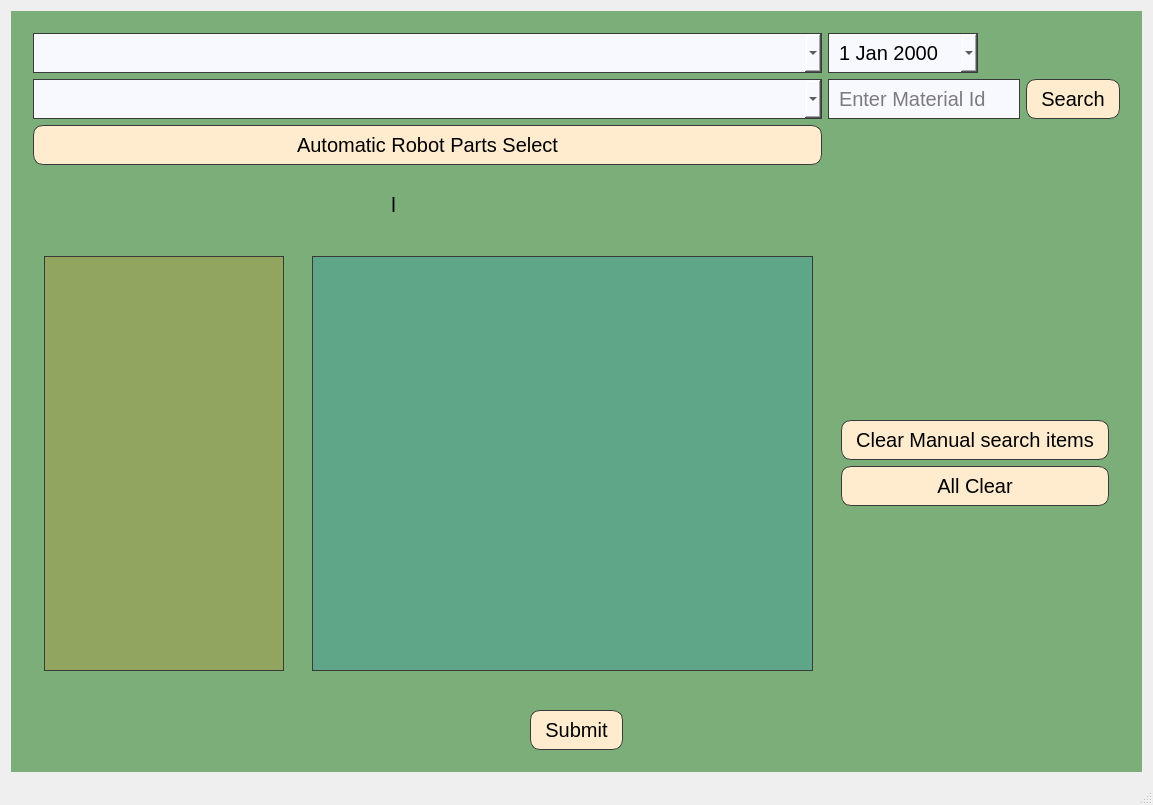
TwIntern24/autoPurchase, file autopurchase.ui: the form before one commit.
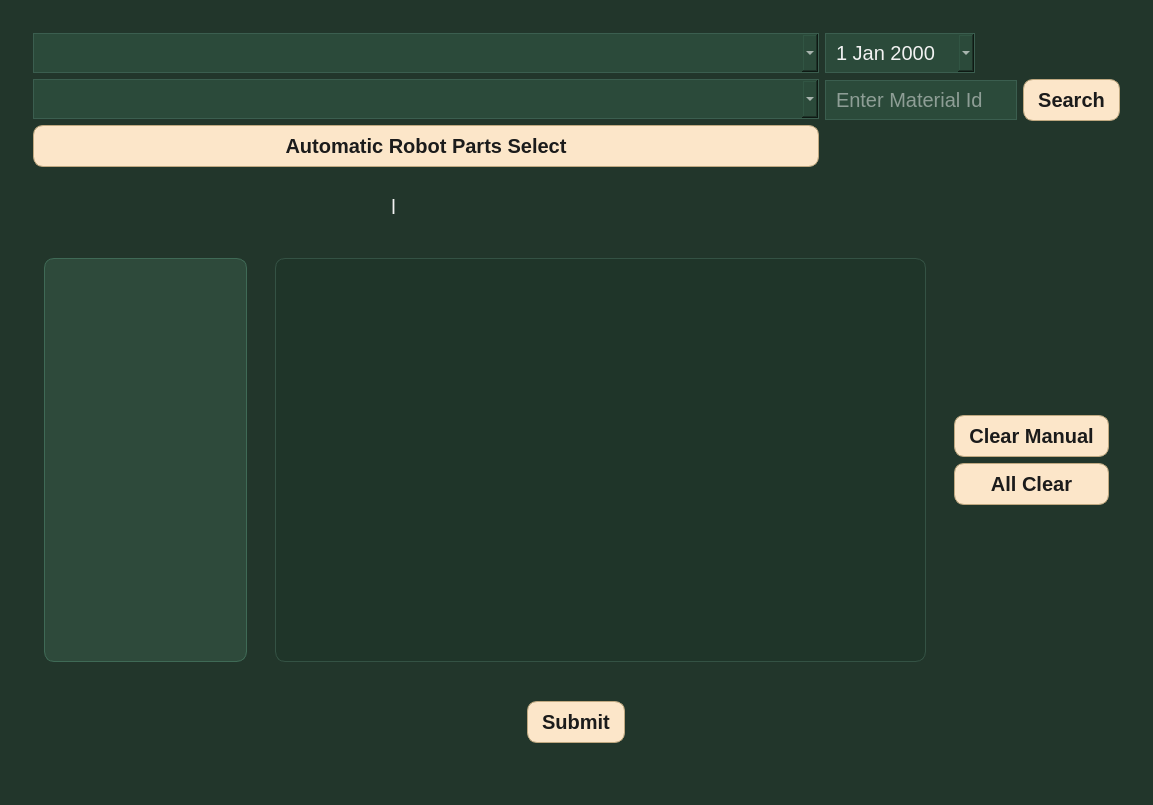
The form after the commit.

```diff
--- a/autopurchase.ui
+++ b/autopurchase.ui
@@ -14,7 +14,113 @@
    <string>AutoPurchase</string>
   </property>
   <property name="styleSheet">
-   <string notr="true"/>
+   <string notr="true">QWidget {
+    background-color: #22362B;
+    color: #F2F2F2;
+    font-size: 15pt;
+}
+
+QLineEdit, QComboBox, QDateEdit, QSpinBox {
+    background-color: #2B4A3A;
+    border: 1px solid #3B5E4F;
+    padding: 6px 8px;
+    selection-background-color: #C9A227;  /* gold */
+    selection-color: #1B1B1B;
+}
+
+QLineEdit:focus, QComboBox:focus, QDateEdit:focus, QSpinBox:focus {
+    border: 1px solid #C9A227;
+}
+
+QPushButton {
+    background-color: #FCE6C9;
+    color: #1B1B1B;
+    border: 1px solid #BFA880;
+    border-radius: 10px;
+    padding: 8px 14px;
+    font-weight: 600;
+}
+
+QPushButton:hover {
+    background-color: #EFD4A8;
+}
+
+QPushButton:pressed {
+    background-color: #D8BE92;
+}
+
+QPushButton:disabled {
+    background-color: #6E746F;
+    color: #2B2E2E;
+    border-color: #555;
+}
+
+QListWidget {
+    background-color: #2E4A3B;   /* lighter */
+    border: 1px solid #3F6A56;
+    border-radius: 10px;
+}
+QListWidget::item:selected {
+    background-color: #7FAF96;
+    color: #102018;
+}
+
+ QTableWidget {
+    background-color: #1F3529;   /* darker */
+    alternate-background-color: #243F31;
+    border: 1px solid #345244;
+    border-radius: 10px;
+   gridline-color: #3F6A56;
+}
+
+QTableWidget::item:selected {
+    background-color: #C9A227;   /* gold highlight */
+    color: #1B1B1B;
+}
+
+QHeaderView::section {
+    background-color: #48a85a;
+    color: #F2F2F2;
+    padding: 4px 8px;
+}
+
+QTableWidget::item:selected, QListWidget::item:selected {
+    background-color: #C9A227;
+    color: #1B1B1B;
+}
+
+QComboBox QAbstractItemView {
+    background-color: #22362B;
+    color: #F2F2F2;
+    selection-background-color: #C9A227;
+    selection-color: #1B1B1B;
+    border: 1px solid #345244;
+    outline: 0;
+}
+
+QScrollBar {
+    background: #869686;
+}
+
+QScrollBar:vertical {
+    background: #869686;
+}
+
+QScrollBar:horizontal {
+    background: #869686;
+}
+
+/* Scrollbar track (the grey background area) */
+QScrollBar::add-page:vertical,
+QScrollBar::sub-page:vertical {
+    background: #869686;   /* same as window bg */
+}
+
+QScrollBar::add-page:horizontal,
+QScrollBar::sub-page:horizontal {
+    background: #869686;
+}
+</string>
   </property>
   <widget class="QWidget" name="centralWidget">
    <property name="styleSheet">
@@ -25,15 +131,17 @@
      <widget class="QWidget" name="mainContainer" native="true">
       <property name="styleSheet">
        <string notr="true">QWidget {
-    background-color: #7cae7a;
-    color: #000000;
+    background-color: #22362B;
+    color: #F2F2F2;
     font-size: 15pt;
 }
 
-QLineEdit, QComboBox, QDateEdit {
-    background-color: #F8F8FF;
-    border: 1px solid #3a3a3a;
+QLineEdit, QComboBox, QDateEdit, QSpinBox {
+    background-color: #2B4A3A;
+    border: 1px solid #3B5E4F;
     padding: 6px 8px;
+    selection-background-color: #C9A227;  /* gold */
+    selection-color: #1B1B1B;
 }
 
 QLineEdit:focus, QComboBox:focus, QDateEdit:focus {
@@ -41,10 +149,12 @@
 }
 
 QPushButton {
-    background-color: #FFEBCD;
-    border: 1px solid #3a3a3a;
+    background-color: #FCE6C9;
+    color: #1B1B1B;
+    border: 1px solid #BFA880;
     border-radius: 10px;
-    padding: 7px 14px;
+    padding: 8px 14px;
+    font-weight: 600;
 }
 
 QPushButton:hover {
@@ -56,37 +166,77 @@
 }
 
 QPushButton:disabled {
-    background-color: #888888;
-    color: #000000;
+    background-color: #6E746F;
+    color: #2B2E2E;
+    border-color: #555;
 }
 
 QListWidget {
-    background-color: #91a55f;
-    border: 1px solid #3a3a3a;
+    background-color: #2E4A3B;   /* lighter */
+    border: 1px solid #3F6A56;
+    border-radius: 10px;
+}
+QListWidget::item:selected {
+    background-color: #7FAF96;
+    color: #102018;
 }
 
  QTableWidget {
-    background-color: #5fa588;
-    border: 1px solid #3a3a3a;
+    background-color: #1F3529;   /* darker */
+    alternate-background-color: #243F31;
+    border: 1px solid #345244;
+    border-radius: 10px;
+   gridline-color: #3F6A56;
 }
 
-QScrollBar {
-    background: #6fa66e;
+QTableWidget::item:selected {
+    background-color: #C9A227;   /* gold highlight */
+    color: #1B1B1B;
 }
 
-QSpinBox{
-    background-color: #669984;
-    border: 1px solid #3a3a3a;
+QHeaderView::section {
+    background-color: #48a85a;
+    color: #F2F2F2;
+    padding: 4px 8px;
+}
+
+QTableWidget::item:selected, QListWidget::item:selected {
+    background-color: #C9A227;
+    color: #1B1B1B;
 }
 
 QComboBox QAbstractItemView {
-    background-color: #495549;
-    color: #ffffff;
-    selection-background-color: #323a58;
-    selection-color: white;
-    border: 1px solid #444;
+    background-color: #22362B;
+    color: #F2F2F2;
+    selection-background-color: #C9A227;
+    selection-color: #1B1B1B;
+    border: 1px solid #345244;
     outline: 0;
-}</string>
+}
+
+QScrollBar {
+    background: #869686;
+}
+
+QScrollBar:vertical {
+    background: #869686;
+}
+
+QScrollBar:horizontal {
+    background: #869686;
+}
+
+/* Scrollbar track (the grey background area) */
+QScrollBar::add-page:vertical,
+QScrollBar::sub-page:vertical {
+    background: #869686;   /* same as window bg */
+}
+
+QScrollBar::add-page:horizontal,
+QScrollBar::sub-page:horizontal {
+    background: #869686;
+}
+</string>
       </property>
       <layout class="QVBoxLayout" name="verticalLayout_8">
        <item>
@@ -138,6 +288,80 @@
                 <height>16777215</height>
                </size>
               </property>
+              <property name="styleSheet">
+               <string notr="true">/* Whole popup */
+QCalendarWidget {
+    background-color: #22362B;
+    color: #F2F2F2;
+    border: 1px solid #345244;
+}
+
+/* Top navigation bar (month/year row) */
+QCalendarWidget QWidget#qt_calendar_navigationbar {
+    background-color: #2B4A3A;
+    color: #F2F2F2;
+}
+
+/* Month/year buttons + arrows */
+QCalendarWidget QToolButton {
+    background-color: #345244;
+    color: #F2F2F2;
+    border: 1px solid #3B5E4F;
+    border-radius: 6px;
+    padding: 4px 8px;
+}
+QCalendarWidget QToolButton:hover {
+    background-color: #3E6A59;
+}
+
+/* Month dropdown / year edit */
+QCalendarWidget QMenu {
+    background-color: #22362B;
+    color: #F2F2F2;
+    border: 1px solid #345244;
+}
+QCalendarWidget QSpinBox {
+    background-color: #22362B;
+    color: #F2F2F2;
+    border: 1px solid #345244;
+    border-radius: 6px;
+    padding: 2px 6px;
+}
+
+/* Weekday header row (Sun, Mon, ...) */
+QCalendarWidget QTableView {
+    background-color: #22362B;
+    alternate-background-color: #243F31;
+    gridline-color: #345244;
+}
+QCalendarWidget QHeaderView::section {
+    background-color: #2F5C48;
+    color: #F2F2F2;          /* this removes red/blue if it was coming from header */
+    padding: 4px;
+    border: 0px;
+    font-weight: 600;
+}
+
+/* Day cells */
+QCalendarWidget QAbstractItemView {
+    background-color: #22362B;
+    color: #F2F2F2;          /* this is key: ensures normal text is not inherited oddly */
+    selection-background-color: #C9A227;
+    selection-color: #1B1B1B;
+    outline: 0;
+}
+
+/* Optional: make weekends NOT red/blue */
+QCalendarWidget QAbstractItemView::item {
+    color: #F2F2F2;
+}
+
+/* Optional: “today” cell subtle border */
+QCalendarWidget QAbstractItemView::item:focus {
+    border: 1px solid #C9A227;
+}
+</string>
+              </property>
               <property name="calendarPopup">
                <bool>true</bool>
               </property>
@@ -230,7 +454,7 @@
          <property name="styleSheet">
           <string notr="true"/>
          </property>
-         <layout class="QHBoxLayout" name="horizontalLayout_5" stretch="5,10,1">
+         <layout class="QHBoxLayout" name="horizontalLayout_5" stretch="4,12,1">
           <item>
            <widget class="QWidget" name="leftpanel" native="true">
             <property name="sizePolicy">
@@ -298,21 +522,39 @@
           </item>
           <item>
            <widget class="QWidget" name="rightSideButtons" native="true">
+            <property name="sizePolicy">
+             <sizepolicy hsizetype="Preferred" vsizetype="Preferred">
+              <horstretch>0</horstretch>
+              <verstretch>0</verstretch>
+             </sizepolicy>
+            </property>
             <property name="styleSheet">
              <string notr="true"/>
             </property>
-            <layout class="QVBoxLayout" name="verticalLayout_7">
+            <layout class="QVBoxLayout" name="verticalLayout_7" stretch="0">
              <item>
-              <layout class="QVBoxLayout" name="verticalLayout">
+              <layout class="QVBoxLayout" name="verticalLayout" stretch="0,0">
                <item>
                 <widget class="QPushButton" name="btnClearManual">
+                 <property name="sizePolicy">
+                  <sizepolicy hsizetype="Minimum" vsizetype="Fixed">
+                   <horstretch>0</horstretch>
+                   <verstretch>0</verstretch>
+                  </sizepolicy>
+                 </property>
                  <property name="text">
-                  <string>Clear Manual search items</string>
+                  <string>Clear Manual</string>
                  </property>
                 </widget>
                </item>
                <item>
                 <widget class="QPushButton" name="btnClear">
+                 <property name="sizePolicy">
+                  <sizepolicy hsizetype="Minimum" vsizetype="Fixed">
+                   <horstretch>0</horstretch>
+                   <verstretch>0</verstretch>
+                  </sizepolicy>
+                 </property>
                  <property name="text">
                   <string>All Clear</string>
                  </property>
```
Left out of the diff: 8 changed lines with no effect on the pictures.
